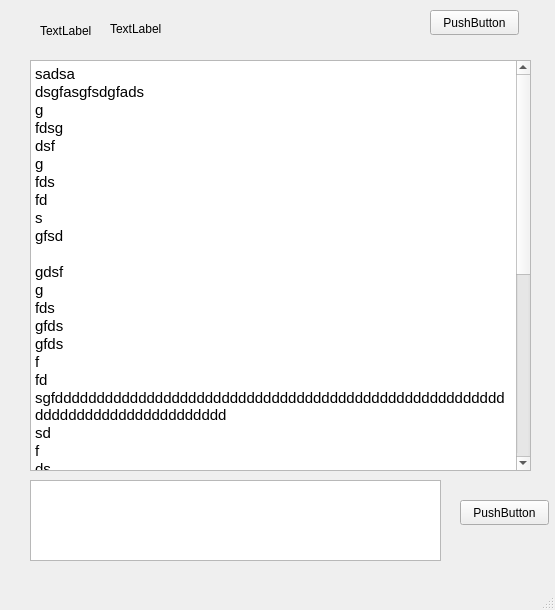
Before: the Qt Designer form linpop/chatClient/talkbox.ui in tangjiahua/linpop, drawn with Qt 5.
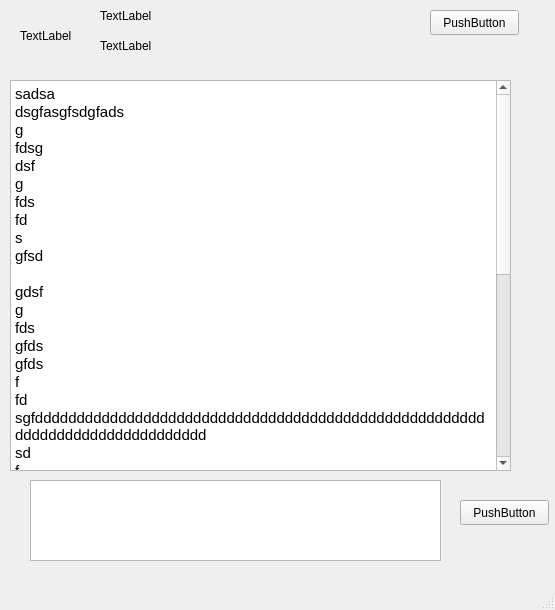
After: the same form once the commit is applied.

Diff of the .ui file:
```diff
--- a/linpop/chatClient/talkbox.ui
+++ b/linpop/chatClient/talkbox.ui
@@ -20,10 +20,10 @@
     </property>
     <property name="geometry">
      <rect>
-      <x>30</x>
-      <y>60</y>
+      <x>10</x>
+      <y>80</y>
       <width>501</width>
-      <height>411</height>
+      <height>391</height>
      </rect>
     </property>
     <property name="mouseTracking">
@@ -84,10 +84,10 @@
    <widget class="QLabel" name="talkerpicture">
     <property name="geometry">
      <rect>
-      <x>40</x>
+      <x>20</x>
       <y>10</y>
       <width>51</width>
-      <height>41</height>
+      <height>51</height>
      </rect>
     </property>
     <property name="text">
@@ -97,10 +97,10 @@
    <widget class="QLabel" name="talkername">
     <property name="geometry">
      <rect>
-      <x>110</x>
-      <y>20</y>
-      <width>67</width>
-      <height>17</height>
+      <x>100</x>
+      <y>0</y>
+      <width>111</width>
+      <height>31</height>
      </rect>
     </property>
     <property name="text">
@@ -143,6 +143,19 @@
      </rect>
     </property>
    </widget>
+   <widget class="QLabel" name="talkersignature">
+    <property name="geometry">
+     <rect>
+      <x>100</x>
+      <y>30</y>
+      <width>311</width>
+      <height>31</height>
+     </rect>
+    </property>
+    <property name="text">
+     <string>TextLabel</string>
+    </property>
+   </widget>
   </widget>
   <widget class="QMenuBar" name="menubar">
    <property name="geometry">
```
